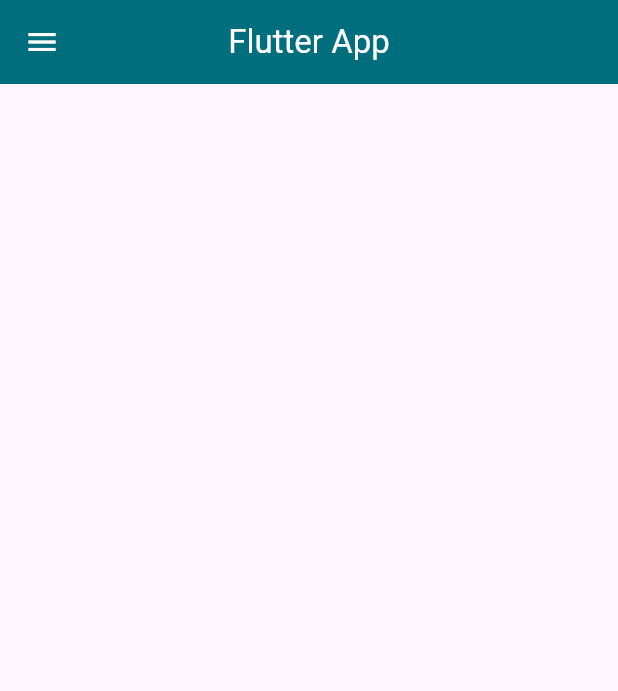
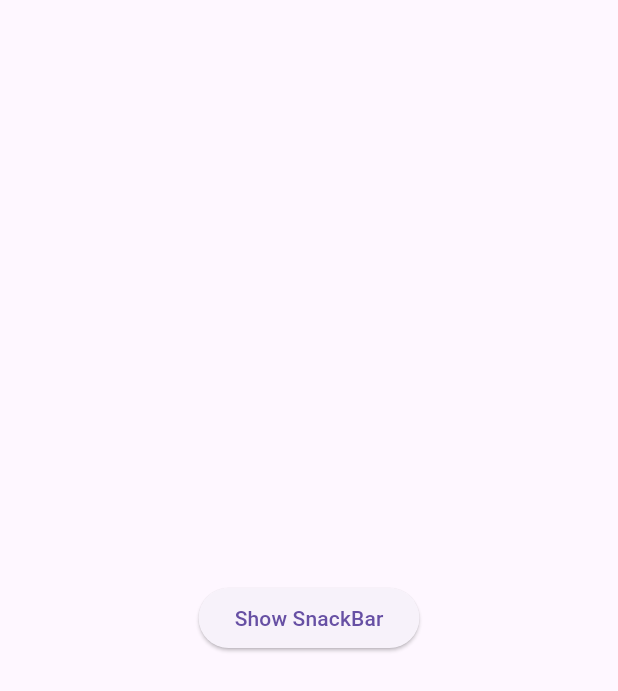
Before and after one commit to sm-hl/simple_project, a Flutter app: the screen it shows after launch, on a phone screen of 412 x 824 dp. Shown: the top 691 px of the screen. Run offline on Flutter 3.47's test engine with Material 3 defaults, Android fonts, the phone set to English and light mode, and no system bars; our stand-ins replace flutter_svg.

Commit message:
solution1: SnackBar inside the scaffold build widget error and solutions

```diff
--- a/lib/main.dart
+++ b/lib/main.dart
@@ -6,99 +6,33 @@ void main() {
   runApp(MyApp());
 }
 
-class MyApp extends StatefulWidget {
+class MyApp extends StatelessWidget {
   const MyApp({super.key});
 
-  @override
-  State<MyApp> createState() => _MyAppState();
-}
-
-class _MyAppState extends State<MyApp> {
   @override
   Widget build(BuildContext context) {
     return MaterialApp(
       debugShowCheckedModeBanner: false,
       home: Scaffold(
-        appBar: AppBar(
-          title: Text(
-            'Flutter App',
-            style: TextStyle(color: Colors.white),
-          ),
-          centerTitle: true,
-          backgroundColor: Color.fromARGB(255, 0, 110, 124),
-          iconTheme: IconThemeData(color: Colors.white), //color drawer icon
+        body: Center(
+          child: MyButton(),
         ),
-        //menu sidebar ->in left, endDrawer: Drawer() -> in right
-        drawer: Drawer(
-          child: ListView(
-            children: [
-              DrawerHeader(
-                decoration: BoxDecoration(
-                  color: Color.fromARGB(255, 0, 110, 124),
-                ),
-                padding: EdgeInsets.all(12),
-                child: Column(
-                  crossAxisAlignment: CrossAxisAlignment.start,
-                  mainAxisAlignment: MainAxisAlignment.end,
-                  children: [
-                    Row(
-                      children: [
-                        CircleAvatar(
-                          radius: 30,
-                          backgroundImage:
-                              AssetImage('assets/images/profil.jpg'),
-                        ),
-                        SizedBox(width: 10),
-                        Text('Rizky',
-                            style:
-                                TextStyle(fontSize: 20, color: Colors.white)),
-                      ],
-                    ),
-                    SizedBox(height: 10),
-                    Text("Last activity : 12-02-2024 12:24 am",
-                        style: TextStyle(fontSize: 9, color: Colors.white))
-                  ],
-                ),
-              ),
-              ListTile(
-                leading: Icon(Icons.home,
-                    size: 20, color: Color.fromARGB(255, 0, 110, 124)),
-                title: Text('Home',
-                    style: TextStyle(fontSize: 12, color: Colors.black)),
-                // subtitle: Text('Home', style: TextStyle(fontSize: 11, color: Colors.black)),
-                onTap: () {},
-              ),
-              ListTile(
-                leading: Icon(Icons.person_3_rounded,
-                    size: 20, color: Color.fromARGB(255, 0, 110, 124)),
-                title: Text('Profile',
-                    style: TextStyle(fontSize: 12, color: Colors.black)),
-                // subtitle: Text('Home', style: TextStyle(fontSize: 11, color: Colors.black)),
-                onTap: () {},
-              ),
-              ListTile(
-                leading: Icon(Icons.settings,
-                    size: 20, color: Color.fromARGB(255, 0, 110, 124)),
-                title: Text('Settings',
-                    style: TextStyle(fontSize: 12, color: Colors.black)),
-                // subtitle: Text('Home', style: TextStyle(fontSize: 11, color: Colors.black)),
-                onTap: () {},
-              ),
-              ListTile(
-                leading: Icon(Icons.logout,
-                    size: 20, color: Color.fromARGB(255, 0, 110, 124)),
-                title: Text('Logout',
-                    style: TextStyle(fontSize: 12, color: Colors.black)),
-                // subtitle: Text('Home', style: TextStyle(fontSize: 11, color: Colors.black)),
-                onTap: () {
-                  print('logout');
-                },
-              ),
-            ],
-          ),
-        ),
-        // body: null,
       ),
     );
   }
 }
+
+class MyButton extends StatelessWidget {
+  const MyButton({super.key});
+
+  @override
+  Widget build(BuildContext context) {
+    return ElevatedButton(
+      child: Text('Show SnackBar'),
+      onPressed: () {
+        ScaffoldMessenger.of(context)
+            .showSnackBar(SnackBar(content: Text('your message here')));
+      },
+    );
+  }
+}
```
